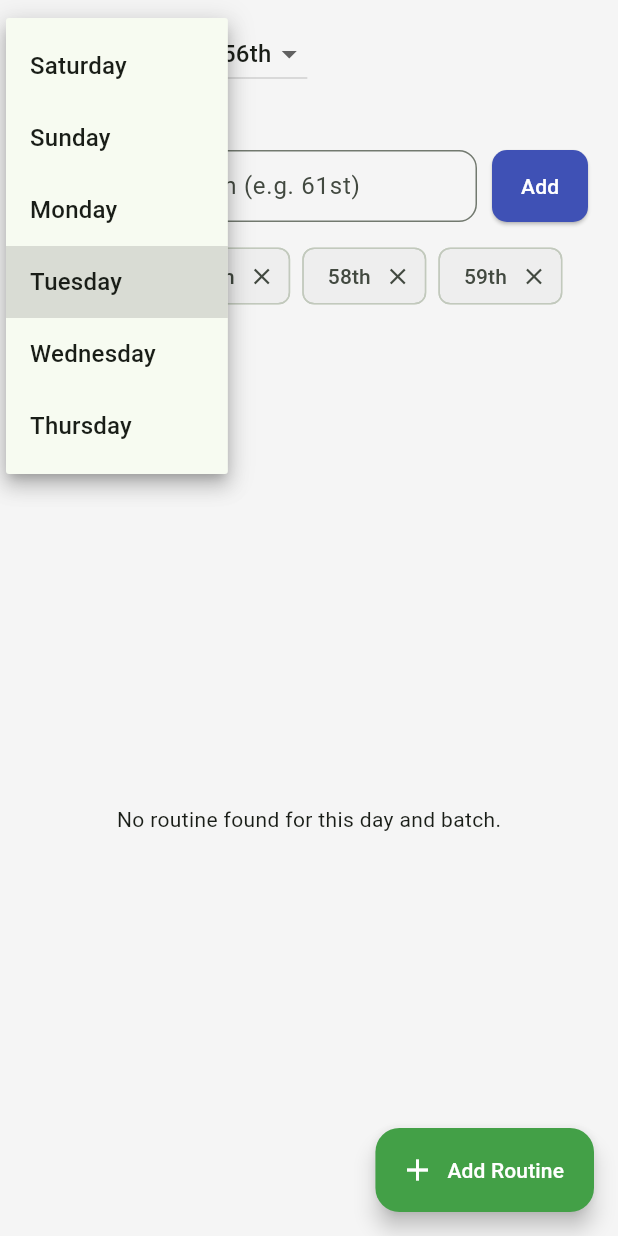
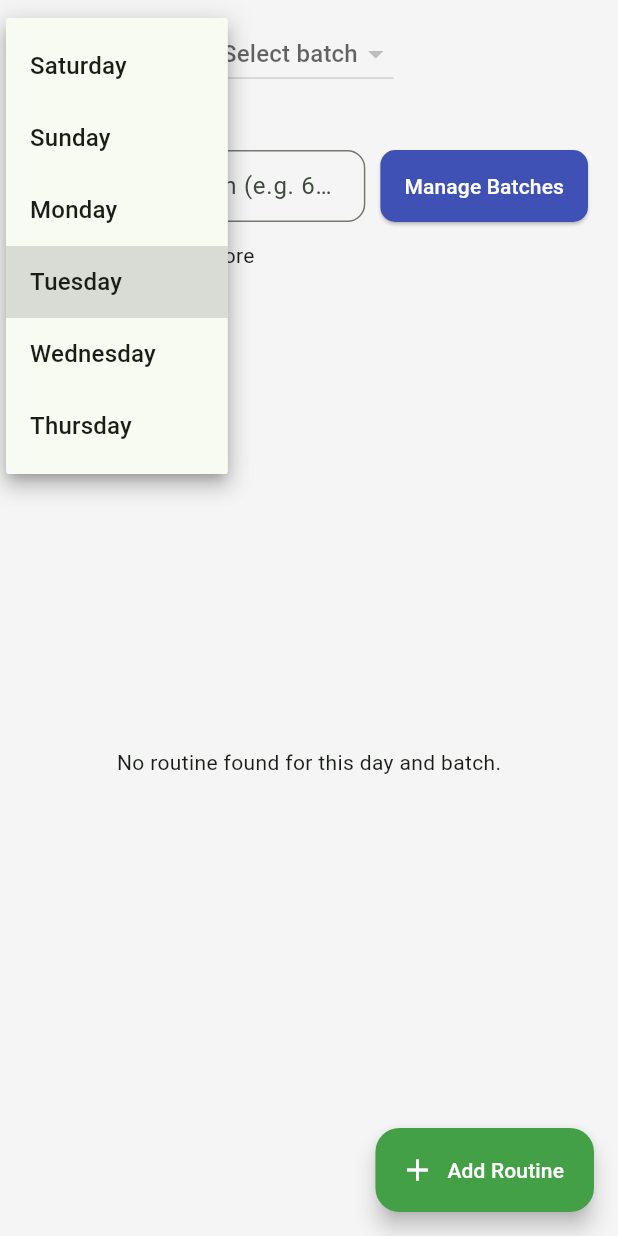
Before and after one commit to Tatonmoy112/ITM-Connect, a Flutter app: the ManageRoutineScreen screen opened directly, after a tap on "Tuesday", on a phone screen of 412 x 824 dp. Run offline on Flutter 3.47's test engine with Material 3 defaults, Android fonts, the phone set to English and light mode, and no system bars; our stand-ins replace animated_text_kit, cloud_firestore, firebase_core, flutter_animate, font_awesome_flutter, iconsax and 3 more; accounts and stored records are empty.

Commit message:
manage teacher,notice issue complet

```diff
--- a/lib/features/admin/manage_routines/manage_routines_screen.dart
+++ b/lib/features/admin/manage_routines/manage_routines_screen.dart
@@ -12,7 +12,8 @@ class ManageRoutineScreen extends StatefulWidget {
 class _ManageRoutineScreenState extends State<ManageRoutineScreen>
     with SingleTickerProviderStateMixin {
   final List<String> days = ['Saturday', 'Sunday', 'Monday', 'Tuesday', 'Wednesday', 'Thursday'];
-  final List<String> batches = ['56th', '57th', '58th', '59th', '60th'];
+  // batches will be loaded from Firestore; start empty
+  List<String> batches = [];
 
   String selectedDay = 'Sunday';
   String selectedBatch = '56th';
@@ -244,20 +245,25 @@ class _ManageRoutineScreenState extends State<ManageRoutineScreen>
   void _addBatch() {
     final newBatch = _batchController.text.trim();
     if (newBatch.isEmpty || batches.contains(newBatch)) return;
-
-    setState(() {
-      batches.add(newBatch);
+    final docId = '${newBatch}_${_shortDay(selectedDay)}';
+    _routineService.createEmptyRoutine(docId, newBatch, selectedDay).then((_) {
+      _batchController.clear();
+    }).catchError((e) {
+      if (mounted) {
+        ScaffoldMessenger.of(context).showSnackBar(SnackBar(content: Text('Error creating batch: ${e.toString()}')));
+      }
     });
-    _batchController.clear();
   }
 
   void _deleteBatch(String batch) {
-    if (batches.length <= 1) return;
-
-    setState(() {
-      batches.remove(batch);
-      if (selectedBatch == batch) {
-        selectedBatch = batches.first;
+    // delete all routine documents for this batch from Firestore
+    _routineService.deleteBatch(batch).then((_) {
+      if (mounted) {
+        ScaffoldMessenger.of(context).showSnackBar(const SnackBar(content: Text('Batch removed from Firestore')));
+      }
+    }).catchError((e) {
+      if (mounted) {
+        ScaffoldMessenger.of(context).showSnackBar(SnackBar(content: Text('Error deleting batch: ${e.toString()}')));
       }
     });
   }
@@ -272,7 +278,26 @@ class _ManageRoutineScreenState extends State<ManageRoutineScreen>
         children: [
           Padding(
             padding: const EdgeInsets.symmetric(horizontal: 20, vertical: 12),
-            child: Row(
+            child: StreamBuilder<List<String>>(
+              stream: _routineService.streamAllBatches(),
+              builder: (context, snap) {
+                final batchList = snap.data ?? [];
+
+                // If no selectedBatch yet but firestore has batches, pick first once
+                if (batchList.isNotEmpty && (selectedBatch.isEmpty || !batchList.contains(selectedBatch))) {
+                  WidgetsBinding.instance.addPostFrameCallback((_) {
+                    if (!mounted) return;
+                    setState(() {
+                      selectedBatch = batchList.first;
+                      batches = List<String>.from(batchList);
+                    });
+                  });
+                } else if (batchList.isNotEmpty) {
+                  // ensure local batches list follows firestore list
+                  batches = List<String>.from(batchList);
+                }
+
+                return Row(
                   children: [
                     DropdownButton<String>(
                       value: selectedDay,
@@ -281,13 +306,21 @@ class _ManageRoutineScreenState extends State<ManageRoutineScreen>
                     ),
                     const SizedBox(width: 20),
                     DropdownButton<String>(
-                  value: selectedBatch,
-                  onChanged: (val) => setState(() => selectedBatch = val!),
-                  items: batches.map((b) => DropdownMenuItem(value: b, child: Text(b))).toList(),
+                      value: batchList.contains(selectedBatch) ? selectedBatch : null,
+                      hint: const Text('Select batch'),
+                      onChanged: (val) {
+                        if (val == null) return;
+                        setState(() => selectedBatch = val);
+                      },
+                      items: batchList.map((b) => DropdownMenuItem(value: b, child: Text(b))).toList(),
                     ),
                   ],
+                );
+              },
             ),
           ),
+
+          // (Removed visible "Current Batch from Firestore" section)
 
           Padding(
             padding: const EdgeInsets.symmetric(horizontal: 20),
@@ -317,14 +350,22 @@ class _ManageRoutineScreenState extends State<ManageRoutineScreen>
                         padding: const EdgeInsets.symmetric(horizontal: 16, vertical: 14),
                         shape: RoundedRectangleBorder(borderRadius: BorderRadius.circular(10)),
                       ),
-                      child: const Text('Add'),
+                      child: const Text('Manage Batches'),
                     ),
                   ],
                 ),
                 const SizedBox(height: 12),
-                Wrap(
+                // Show chips for batches from Firestore
+                StreamBuilder<List<String>>(
+                  stream: _routineService.streamAllBatches(),
+                  builder: (context, snap) {
+                    final list = snap.data ?? [];
+                    if (list.isEmpty) {
+                      return const Text('No batches in Firestore');
+                    }
+                    return Wrap(
                       spacing: 8,
-                  children: batches.map((batch) {
+                      children: list.map((batch) {
                         return Chip(
                           label: Text(batch),
                           deleteIcon: const Icon(Icons.close, size: 18),
@@ -332,6 +373,8 @@ class _ManageRoutineScreenState extends State<ManageRoutineScreen>
                           backgroundColor: Colors.grey.shade200,
                         );
                       }).toList(),
+                    );
+                  },
                 ),
               ],
             ),
@@ -354,6 +397,21 @@ class _ManageRoutineScreenState extends State<ManageRoutineScreen>
                   }
 
                   final routineDoc = snapshot.data;
+                  // Continuous sync: keep selectedBatch in sync with Firestore
+                  if (routineDoc != null) {
+                    final fbBatch = routineDoc.batch.trim();
+                    if (fbBatch.isNotEmpty && fbBatch != selectedBatch) {
+                      WidgetsBinding.instance.addPostFrameCallback((_) {
+                        if (!mounted) return;
+                        setState(() {
+                          if (!batches.contains(fbBatch)) {
+                            batches.insert(0, fbBatch);
+                          }
+                          selectedBatch = fbBatch;
+                        });
+                      });
+                    }
+                  }
                   final classes = routineDoc?.classes ?? [];
 
                   if (classes.isEmpty) {
--- a/lib/routes.dart
+++ b/lib/routes.dart
@@ -6,7 +6,7 @@ import '../features/admin/manage_notices/manage_notices_screen.dart';
 
 final Map<String, WidgetBuilder> appRoutes = {
   '/dashboard': (_) => const AdminDashboardScreen(),
-  '/routines': (_) => const ManageRoutinesScreen(),
-  '/teachers': (_) => const ManageTeachersScreen(),
+  '/routines': (_) => const ManageRoutineScreen(),
+  '/teachers': (_) => const ManageTeacherScreen(),
   '/notices': (_) => const ManageNoticesScreen(),
 };
--- a/lib/services/routine_service.dart
+++ b/lib/services/routine_service.dart
@@ -34,6 +34,40 @@ class RoutineService {
       if (!doc.exists) return null;
       return Routine.fromMap(doc.id, doc.data());
     });
+  }
+
+  // Stream unique batch values that exist in the routines collection
+  Stream<List<String>> streamAllBatches() {
+    return _firestore.collection(_collection).snapshots().map((snap) {
+      final batches = <String>{};
+      for (final doc in snap.docs) {
+        final data = doc.data();
+        final b = (data['batch'] as String?)?.trim();
+        if (b != null && b.isNotEmpty) batches.add(b);
+      }
+      final list = batches.toList()..sort();
+      return list;
+    });
+  }
+
+  // Create an empty routine document for a given id, with batch and day set
+  Future<void> createEmptyRoutine(String id, String batch, String day) async {
+    final docRef = _firestore.collection(_collection).doc(id);
+    await docRef.set({
+      'batch': batch,
+      'day': day,
+      'classes': [],
+    });
+  }
+
+  // Delete all routine documents that belong to a batch
+  Future<void> deleteBatch(String batch) async {
+    final query = await _firestore.collection(_collection).where('batch', isEqualTo: batch).get();
+    final batchWrite = _firestore.batch();
+    for (final doc in query.docs) {
+      batchWrite.delete(doc.reference);
+    }
+    await batchWrite.commit();
   }
 
   // Delete routine document
```
Also changed, not shown: 1 other file. Lines whose indentation alone changed are shown as unchanged.
